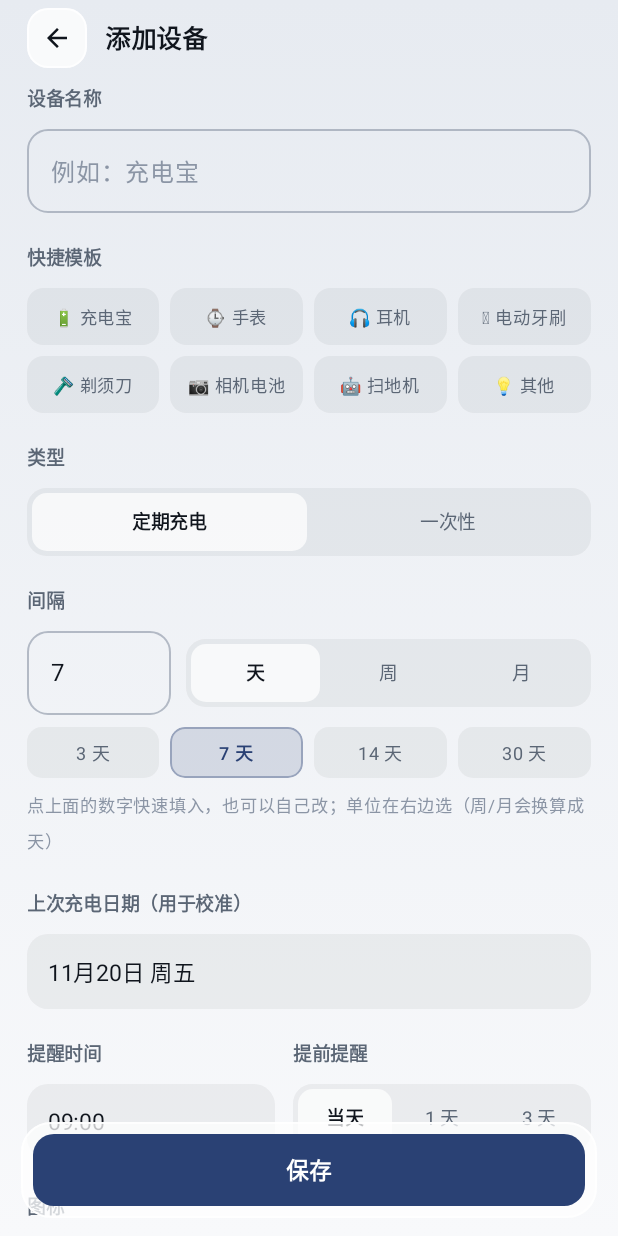
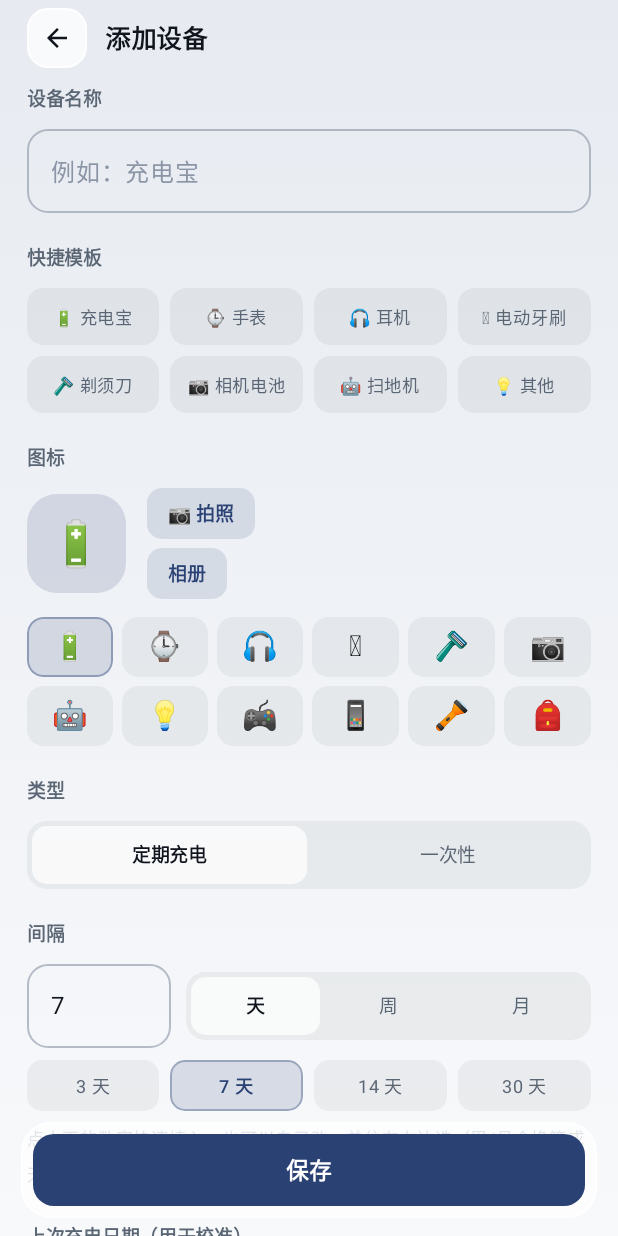
Before and after one commit to fewoot/phone_app_charge_remind, an Android app built with Jetpack Compose: the screen it shows after launch (MainActivity), after a tap on "添加设备", on a phone screen of 412 x 824 dp. Run offline under Robolectric (Android 15) with nearby library versions, the phone set to English and light mode, and no system bars.

Commit message:
2026年11月20日

```diff
--- a/android-app/app/src/main/java/com/example/chargereminder/ChargeApp.kt
+++ b/android-app/app/src/main/java/com/example/chargereminder/ChargeApp.kt
@@ -4,13 +4,23 @@ import android.app.Application
 import com.example.chargereminder.alarm.Reminders
 import com.example.chargereminder.data.Repo
 import com.example.chargereminder.notify.Notifications
+import com.example.chargereminder.util.Images
 
 class ChargeApp : Application() {
 
     override fun onCreate() {
         super.onCreate()
         Repo.init(this)
+        Images.cleanup(this, referencedPhotos())
         Notifications.ensureChannel(this)
         Reminders.rescheduleAll(this)
     }
+
+    /** 当前还在用的图片：设备图标 + 背景图；其它都算孤儿，启动时清掉 */
+    private fun referencedPhotos(): Set<String> {
+        val keep = mutableSetOf<String>()
+        Repo.data.devices.forEach { device -> device.photo?.let { keep += it } }
+        Repo.data.settings.bgImage?.let { keep += it }
+        return keep
+    }
 }
--- a/android-app/app/src/main/java/com/example/chargereminder/ui/ChargeReminderApp.kt
+++ b/android-app/app/src/main/java/com/example/chargereminder/ui/ChargeReminderApp.kt
@@ -99,7 +99,6 @@ fun ChargeReminderApp() {
                         onOpenSettings = { screen = Screen.Settings },
                         onAdd = { screen = Screen.Editor(null) },
                         onOpenDetail = { id -> screen = Screen.Detail(id) },
-                        onToggle = { id, enabled -> Repo.setEnabled(id, enabled) },
                         onCharge = { id -> chargeFor = id }
                     )
 
@@ -114,6 +113,7 @@ fun ChargeReminderApp() {
                                 onBack = { screen = Screen.Home },
                                 onEdit = { screen = Screen.Editor(device.id) },
                                 onCharge = { chargeFor = device.id },
+                                onToggle = { Repo.setEnabled(device.id, it) },
                                 onDelete = { deleteFor = device.id }
                             )
                         }
--- a/android-app/app/src/main/java/com/example/chargereminder/ui/Components.kt
+++ b/android-app/app/src/main/java/com/example/chargereminder/ui/Components.kt
@@ -72,7 +72,7 @@ fun AppBackground(
     val context = LocalContext.current
     val bitmap = remember(settings.bgType, settings.bgImage) {
         if (settings.bgType == "image") {
-            Images.load(context, settings.bgImage, 1600)?.asImageBitmap()
+            Images.load(context, settings.bgImage, 1200)?.asImageBitmap()
         } else {
             null
         }
--- a/android-app/app/src/main/java/com/example/chargereminder/ui/EditorScreen.kt
+++ b/android-app/app/src/main/java/com/example/chargereminder/ui/EditorScreen.kt
@@ -89,13 +89,13 @@ fun EditorScreen(
 
     val gallery = rememberLauncherForActivityResult(ActivityResultContracts.PickVisualMedia()) { uri ->
         if (uri != null) {
-            val name = Images.saveUri(context, uri, 320, true)
+            val name = Images.saveUri(context, uri, 256, true)
             if (name != null) draft = draft.copy(photo = name)
         }
     }
     val camera = rememberLauncherForActivityResult(ActivityResultContracts.TakePicturePreview()) { bitmap ->
         if (bitmap != null) {
-            val name = Images.saveBitmap(context, bitmap, 320, true)
+            val name = Images.saveBitmap(context, bitmap, 256, true)
             if (name != null) draft = draft.copy(photo = name)
         }
     }
@@ -145,6 +145,49 @@ fun EditorScreen(
                         unit = UNIT_DAY
                     )
                     intervalText = interval.toString()
+                }
+
+                Spacer(Modifier.height(18.dp))
+                FieldLabel("图标", colors)
+                Row(verticalAlignment = Alignment.CenterVertically) {
+                    IconPreview(draft, colors)
+                    Spacer(Modifier.width(14.dp))
+                    Column(verticalArrangement = Arrangement.spacedBy(6.dp)) {
+                        PillButton(
+                            text = "📷 拍照",
+                            onClick = { camera.launch(null) },
+                            background = colors.accent.copy(alpha = 0.13f),
+                            foreground = colors.accent,
+                            height = 34.dp
+                        )
+                        Row(horizontalArrangement = Arrangement.spacedBy(8.dp)) {
+                            PillButton(
+                                text = "相册",
+                                onClick = {
+                                    gallery.launch(
+                                        PickVisualMediaRequest(ActivityResultContracts.PickVisualMedia.ImageOnly)
+                                    )
+                                },
+                                background = colors.accent.copy(alpha = 0.13f),
+                                foreground = colors.accent,
+                                height = 34.dp
+                            )
+                            if (draft.photo != null) {
+                                PillButton(
+                                    text = "清除",
+                                    onClick = { draft = draft.copy(photo = null) },
+                                    background = colors.chip,
+                                    foreground = colors.text2,
+                                    height = 34.dp
+                                )
+                            }
+                        }
+                    }
+                }
+
+                Spacer(Modifier.height(12.dp))
+                EmojiGrid(selected = draft.emoji, colors = colors) { emoji ->
+                    draft = draft.copy(emoji = emoji, photo = null)
                 }
 
                 Spacer(Modifier.height(18.dp))
@@ -275,49 +318,6 @@ fun EditorScreen(
                             colors = colors
                         )
                     }
-                }
-
-                Spacer(Modifier.height(20.dp))
-                FieldLabel("图标", colors)
-                Row(verticalAlignment = Alignment.CenterVertically) {
-                    IconPreview(draft, colors)
-                    Spacer(Modifier.width(14.dp))
-                    Column(verticalArrangement = Arrangement.spacedBy(6.dp)) {
-                        PillButton(
-                            text = "📷 拍照",
-                            onClick = { camera.launch(null) },
-                            background = colors.accent.copy(alpha = 0.13f),
-                            foreground = colors.accent,
-                            height = 34.dp
-                        )
-                        Row(horizontalArrangement = Arrangement.spacedBy(8.dp)) {
-                            PillButton(
-                                text = "相册",
-                                onClick = {
-                                    gallery.launch(
-                                        PickVisualMediaRequest(ActivityResultContracts.PickVisualMedia.ImageOnly)
-                                    )
-                                },
-                                background = colors.accent.copy(alpha = 0.13f),
-                                foreground = colors.accent,
-                                height = 34.dp
-                            )
-                            if (draft.photo != null) {
-                                PillButton(
-                                    text = "清除",
-                                    onClick = { draft = draft.copy(photo = null) },
-                                    background = colors.chip,
-                                    foreground = colors.text2,
-                                    height = 34.dp
-                                )
-                            }
-                        }
-                    }
-                }
-
-                Spacer(Modifier.height(12.dp))
-                EmojiGrid(selected = draft.emoji, colors = colors) { emoji ->
-                    draft = draft.copy(emoji = emoji, photo = null)
                 }
 
                 Spacer(Modifier.height(20.dp))
--- a/android-app/app/src/main/java/com/example/chargereminder/ui/SettingsScreen.kt
+++ b/android-app/app/src/main/java/com/example/chargereminder/ui/SettingsScreen.kt
@@ -101,7 +101,7 @@ fun SettingsScreen(
 
     val bgPicker = rememberLauncherForActivityResult(ActivityResultContracts.PickVisualMedia()) { uri ->
         if (uri != null) {
-            val name = Images.saveUri(context, uri, 1600, false)
+            val name = Images.saveUri(context, uri, 1440, false)
             if (name != null) {
                 onSettings { it.copy(bgType = "image", bgImage = name) }
             }
--- a/android-app/app/src/main/java/com/example/chargereminder/util/Images.kt
+++ b/android-app/app/src/main/java/com/example/chargereminder/util/Images.kt
@@ -15,6 +15,9 @@ import kotlin.math.min
  */
 object Images {
 
+    /** 图标和背景都用 80 质量，肉眼基本无损，体积小很多 */
+    private const val JPEG_QUALITY = 80
+
     private fun dir(context: Context): File =
         File(context.filesDir, "photos").apply { mkdirs() }
 
@@ -24,13 +27,25 @@ object Images {
     }
 
     fun saveBitmap(context: Context, source: Bitmap, maxSide: Int, square: Boolean): String? {
-        val out = if (square) centerSquare(source) else scaleToMax(source, maxSide)
+        val cropped = if (square) centerSquare(source) else source
+        // 裁剪之后再压到 maxSide，避免正方形图标保存成 640×640
+        val out = scaleToMax(cropped, maxSide)
         val name = "img_${System.currentTimeMillis()}.jpg"
         val file = File(dir(context), name)
         return runCatching {
-            FileOutputStream(file).use { out.compress(Bitmap.CompressFormat.JPEG, 88, it) }
+            FileOutputStream(file).use { out.compress(Bitmap.CompressFormat.JPEG, JPEG_QUALITY, it) }
             name
         }.getOrNull()
+    }
+
+    /** 删掉没有被任何设备 / 背景引用的孤儿图片（换图标、取消编辑留下的） */
+    fun cleanup(context: Context, keep: Set<String>) {
+        val files = dir(context).listFiles() ?: return
+        files.forEach { file ->
+            if (file.isFile && file.name !in keep) {
+                runCatching { file.delete() }
+            }
+        }
     }
 
     fun load(context: Context, name: String?, maxSide: Int): Bitmap? {
```
Also changed, not shown: android-app/app/src/main/java/com/example/chargereminder/ui/DetailScreen.kt (+28 -0 lines), android-app/app/src/main/java/com/example/chargereminder/ui/HomeScreen.kt (+11 -30 lines).
